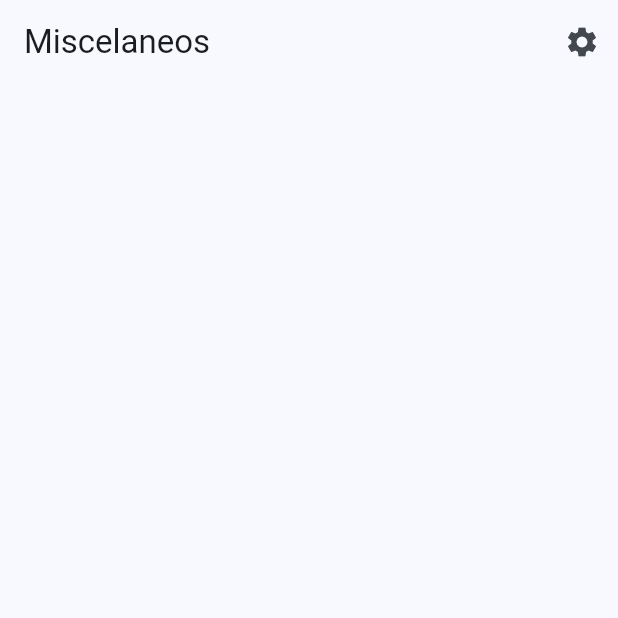
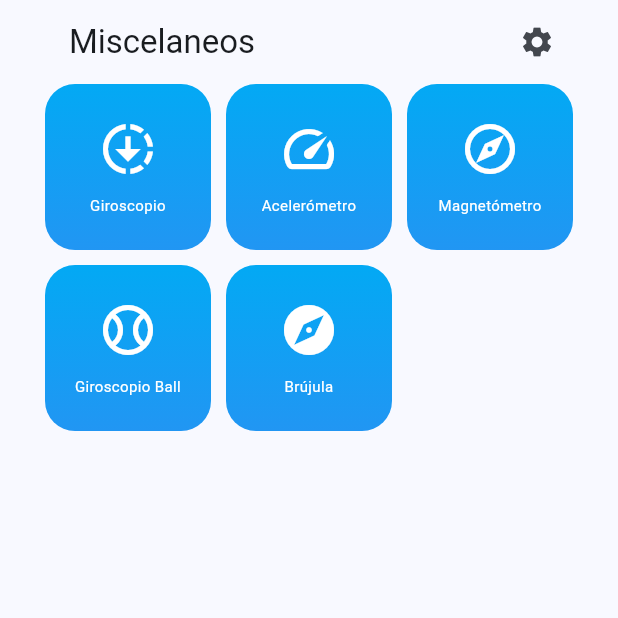
Before and after one commit to antjiminf/miscelaneos, a Flutter app: the screen it shows after launch, on a phone screen of 412 x 824 dp, the top half of it. Run offline on Flutter 3.47's test engine with Material 3 defaults, Android fonts, the phone set to English and light mode, and no system bars; our stand-ins replace flutter_compass, flutter_riverpod, go_router, google_fonts, permission_handler, sensors_plus.

Commit message:
Ui fixes and utilities screens

```diff
--- a/lib/presentation/screens/home_screen.dart
+++ b/lib/presentation/screens/home_screen.dart
@@ -1,5 +1,6 @@
 import 'package:flutter/material.dart';
 import 'package:go_router/go_router.dart';
+import 'package:miscelaneos/presentation/widgets/widgets.dart';
 
 class HomeScreen extends StatelessWidget {
   const HomeScreen({super.key});
@@ -7,7 +8,11 @@ class HomeScreen extends StatelessWidget {
   @override
   Widget build(BuildContext context) {
     return Scaffold(
-      appBar: AppBar(
+      body: Padding(
+        padding: const EdgeInsets.symmetric(horizontal: 30),
+        child: CustomScrollView(
+          slivers: [
+            SliverAppBar(
               title: Text('Miscelaneos'),
               actions: [
                 IconButton(
@@ -16,6 +21,10 @@ class HomeScreen extends StatelessWidget {
                 ),
               ],
             ),
+            const MainMenu(),
+          ],
+        ),
+      ),
     );
   }
 }
--- /dev/null
+++ b/lib/presentation/widgets/shared/main_menu.dart
@@ -0,0 +1,90 @@
+import 'package:flutter/material.dart';
+import 'package:go_router/go_router.dart';
+
+class MenuItem {
+  final String title;
+  final IconData icon;
+  final String route;
+
+  MenuItem(this.title, this.icon, this.route);
+}
+
+final menuItems = <MenuItem>[
+  MenuItem('Giroscopio', Icons.downloading, '/gyroscope'),
+  MenuItem('Acelerómetro', Icons.speed, '/accelerometer'),
+  MenuItem('Magnetómetro', Icons.explore_outlined, '/magnetometer'),
+  MenuItem(
+    'Giroscopio Ball',
+    Icons.sports_baseball_outlined,
+    '/gyroscope-ball',
+  ),
+  MenuItem('Brújula', Icons.explore, '/compass'),
+];
+
+class MainMenu extends StatelessWidget {
+  const MainMenu({super.key});
+
+  @override
+  Widget build(BuildContext context) {
+    return SliverGrid.count(
+      crossAxisCount: 3,
+      crossAxisSpacing: 10,
+      mainAxisSpacing: 10,
+      children:
+          menuItems
+              .map(
+                (item) => HomeMenuItem(
+                  title: item.title,
+                  route: item.route,
+                  icon: item.icon,
+                ),
+              )
+              .toList(),
+    );
+  }
+}
+
+class HomeMenuItem extends StatelessWidget {
+  final String title;
+  final String route;
+  final IconData icon;
+  final List<Color> bgColors;
+
+  const HomeMenuItem({
+    super.key,
+    required this.title,
+    required this.route,
+    required this.icon,
+    this.bgColors = const [Colors.lightBlue, Colors.blue],
+  });
+
+  @override
+  Widget build(BuildContext context) {
+    return GestureDetector(
+      onTap: () => context.push(route),
+      child: Container(
+        padding: const EdgeInsets.all(8),
+        decoration: BoxDecoration(
+          borderRadius: BorderRadius.circular(20),
+          gradient: LinearGradient(
+            colors: bgColors,
+            begin: Alignment.topCenter,
+            end: Alignment.bottomCenter,
+          ),
+        ),
+        child: Column(
+          mainAxisAlignment: MainAxisAlignment.center,
+          children: [
+            Icon(icon, color: Colors.white, size: 40),
+            const SizedBox(height: 10),
+            Text(
+              title,
+              textAlign: TextAlign.center,
+              style: TextStyle(color: Colors.white, fontSize: 10),
+            ),
+          ],
+        ),
+      ),
+    );
+  }
+}
--- /dev/null
+++ b/lib/presentation/widgets/widgets.dart
@@ -0,0 +1 @@
+export 'shared/main_menu.dart';
```
Also changed, not shown: lib/presentation/screens/permissions/ask_location_screen.dart (added, +24 -0 lines), lib/presentation/screens/screens.dart (+7 -1 lines), lib/presentation/screens/sensors/accelerometer_screen.dart (added, +23 -0 lines), lib/presentation/screens/sensors/compass_screen.dart (added, +102 -0 lines), lib/presentation/screens/sensors/gyroscope_ball_screen.dart (added, +72 -0 lines), lib/presentation/screens/sensors/gyroscope_screen.dart (added, +22 -0 lines), lib/presentation/screens/sensors/magnetometer_screen.dart (added, +23 -0 lines). Lines whose indentation alone changed are shown as unchanged.
